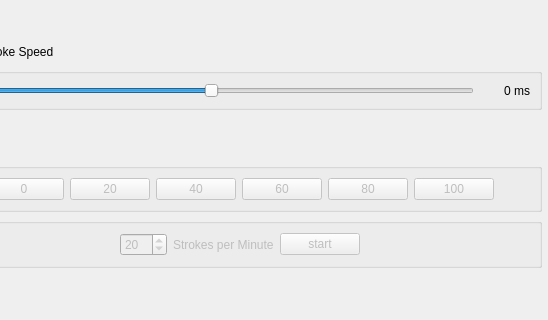
First picture: the form in tcode_player/osr2_player_view.ui, repository michael-mueller-git/Python-TCode-Player, before the edit; both pictures show x 152 to 700 and y 230 to 550 of the 700 by 550 pixel window.
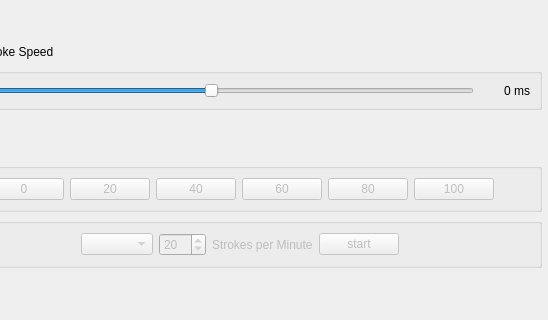
Second picture: the form after the edit.

Patch:
```diff
--- a/tcode_player/osr2_player_view.ui
+++ b/tcode_player/osr2_player_view.ui
@@ -378,6 +378,9 @@
                                 </property>
                             </spacer>
                         </item>
+      <item>
+       <widget class="QComboBox" name="simulatorModeComboBox"/>
+      </item>
                         <item>
                             <widget class="QSpinBox" name="strokesSpinBox">
                                 <property name="minimum">
```
Left out of the diff: 12 changed lines with no effect on the pictures. Lines whose indentation alone changed are shown as unchanged.
